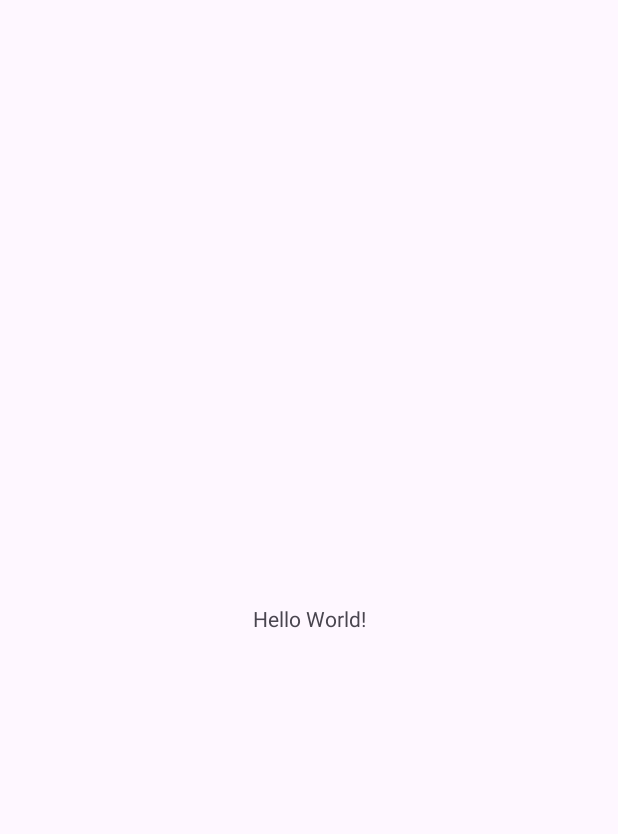
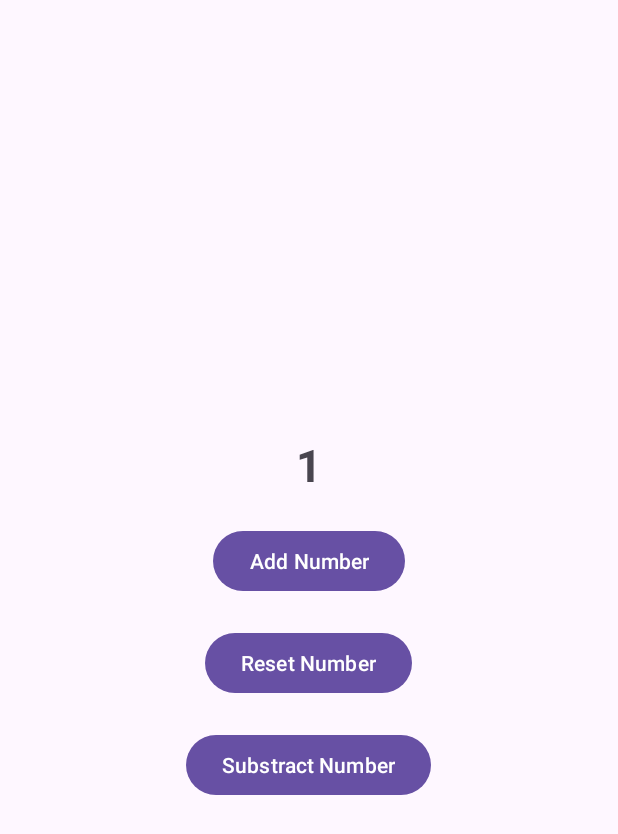
Before and after one commit to Dhafi777/AndroidApp, an Android app: the screen it shows after launch (MainActivity), on a phone screen of 412 x 824 dp. Before the commit the part shown is almost empty. Shown: the top 834 px of the screen. Run offline under Robolectric (Android 15) with nearby library versions, the phone set to English and light mode, and no system bars.

Commit message:
Add reset, substract btn Commit

```diff
--- a/app/src/main/java/com/example/androidkotlinapp/MainActivity.kt
+++ b/app/src/main/java/com/example/androidkotlinapp/MainActivity.kt
@@ -1,20 +1,33 @@
 package com.example.androidkotlinapp
 
+import androidx.appcompat.app.AppCompatActivity
 import android.os.Bundle
-import androidx.activity.enableEdgeToEdge
-import androidx.appcompat.app.AppCompatActivity
-import androidx.core.view.ViewCompat
-import androidx.core.view.WindowInsetsCompat
-
+import android.view.View
+import android.widget.Button
+import android.widget.TextView
 class MainActivity : AppCompatActivity() {
+    private lateinit var tvCounter: TextView
+    private lateinit var btnAddNumber: Button
     override fun onCreate(savedInstanceState: Bundle?) {
         super.onCreate(savedInstanceState)
-        enableEdgeToEdge()
         setContentView(R.layout.activity_main)
-        ViewCompat.setOnApplyWindowInsetsListener(findViewById(R.id.main)) { v, insets ->
-            val systemBars = insets.getInsets(WindowInsetsCompat.Type.systemBars())
-            v.setPadding(systemBars.left, systemBars.top, systemBars.right, systemBars.bottom)
-            insets
-        }
+        tvCounter = findViewById(R.id.tvCounter)
+        btnAddNumber = findViewById(R.id.btnAddNumber)
+        tvCounter.text = "1"
+    }
+    fun addNumber(v: View){
+        val currVal = tvCounter.text.toString().toInt()
+        val nextVal = currVal + 1
+        tvCounter.text = nextVal.toString()
+    }
+
+    fun resetNumber(v: View){
+        tvCounter.text = "0";
+    }
+
+    fun substract_number(v: View){
+        val currVal = tvCounter.text.toString().toInt()
+        val nextVal = currVal - 1
+        tvCounter.text = nextVal.toString()
     }
 }
--- a/app/src/main/res/layout/activity_main.xml
+++ b/app/src/main/res/layout/activity_main.xml
@@ -1,19 +1,38 @@
 <?xml version="1.0" encoding="utf-8"?>
-<androidx.constraintlayout.widget.ConstraintLayout xmlns:android="http://schemas.android.com/apk/res/android"
-    xmlns:app="http://schemas.android.com/apk/res-auto"
+<LinearLayout xmlns:android="http://schemas.android.com/apk/res/android"
     xmlns:tools="http://schemas.android.com/tools"
-    android:id="@+id/main"
     android:layout_width="match_parent"
     android:layout_height="match_parent"
+    android:gravity="center_vertical|center_horizontal"
+    android:orientation="vertical"
     tools:context=".MainActivity">
-
     <TextView
+        android:id="@+id/tvCounter"
         android:layout_width="wrap_content"
         android:layout_height="wrap_content"
-        android:text="Hello World!"
-        app:layout_constraintBottom_toBottomOf="parent"
-        app:layout_constraintEnd_toEndOf="parent"
-        app:layout_constraintStart_toStartOf="parent"
-        app:layout_constraintTop_toTopOf="parent" />
-
-</androidx.constraintlayout.widget.ConstraintLayout>
+        android:text="@string/number"
+        android:textAlignment="center"
+        android:textSize="30sp"
+        android:textStyle="bold" />
+    <Button
+        android:id="@+id/btnAddNumber"
+        android:layout_width="wrap_content"
+        android:layout_height="wrap_content"
+        android:layout_marginTop="20dp"
+        android:text="@string/add_number"
+        android:onClick="addNumber"/>
+    <Button
+        android:id="@+id/btnReset"
+        android:layout_width="wrap_content"
+        android:layout_height="wrap_content"
+        android:layout_marginTop="20dp"
+        android:text="@string/reset_number"
+        android:onClick="resetNumber"/>
+    <Button
+        android:id="@+id/btnSubstractNumber"
+        android:layout_width="wrap_content"
+        android:layout_height="wrap_content"
+        android:layout_marginTop="20dp"
+        android:text="@string/substract_number"
+        android:onClick="substract_number"/>
+</LinearLayout>
--- a/app/src/main/res/values/strings.xml
+++ b/app/src/main/res/values/strings.xml
@@ -1,3 +1,7 @@
 <resources>
     <string name="app_name">AndroidKotlinApp</string>
+    <string name="number">0</string>
+    <string name="add_number">Add Number</string>
+    <string name="reset_number">Reset Number</string>
+    <string name="substract_number">Substract Number</string>
 </resources>
```
